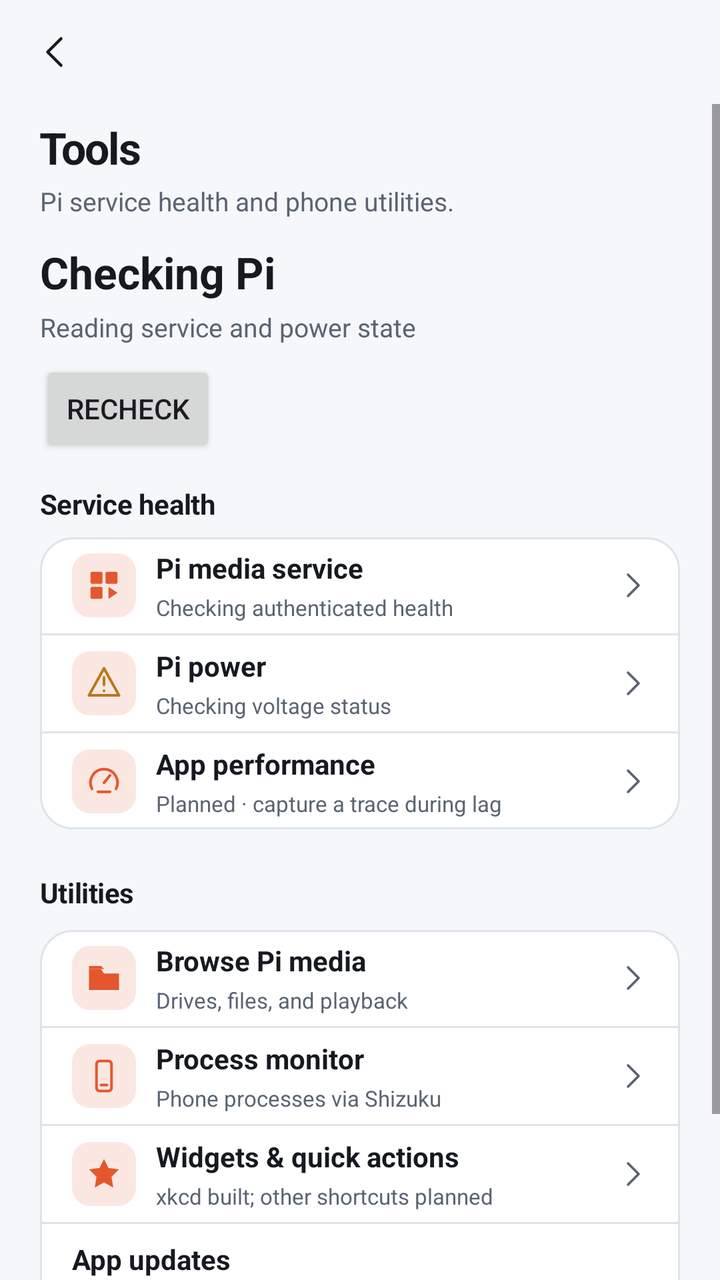
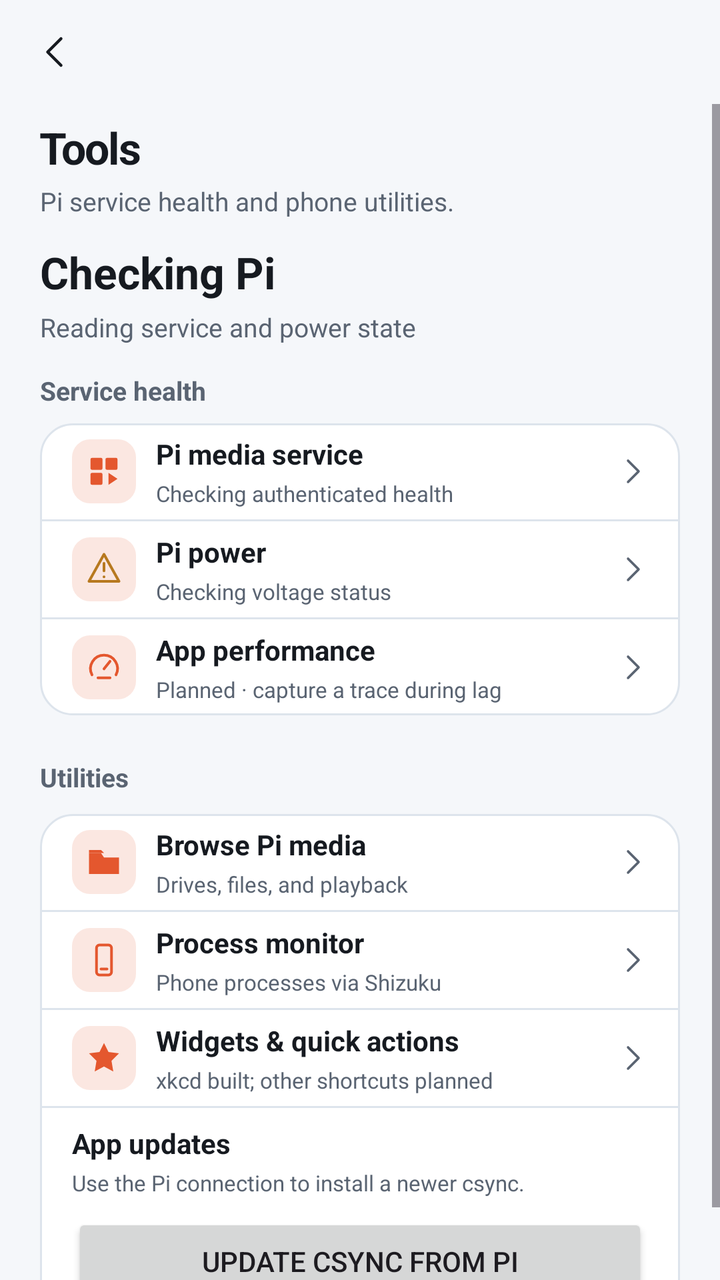

Compare the two renders of this Android layout. The source of the first and the diff that turns it into the second are given below.
<!-- AndroidManifest.xml: application theme Theme.Csync -->
<!-- res/layout/page_tools_v2.xml -->
<?xml version="1.0" encoding="utf-8"?>
<LinearLayout xmlns:android="http://schemas.android.com/apk/res/android"
    android:layout_width="match_parent" android:layout_height="match_parent"
    android:orientation="vertical" android:background="@color/bg">
    <include android:id="@+id/tools_back" layout="@layout/kit_page_top"/>
    <ScrollView android:id="@+id/tools_scroll" android:layout_width="match_parent" android:layout_height="0dp"
        android:layout_weight="1" android:fillViewport="true">
        <LinearLayout android:id="@+id/tools_main" android:layout_width="match_parent" android:layout_height="wrap_content"
            android:orientation="vertical" android:paddingStart="@dimen/kit_gutter" android:paddingEnd="@dimen/kit_gutter"
            android:paddingTop="6dp" android:paddingBottom="16dp">
            <TextView android:id="@+id/tools_title" android:layout_width="match_parent" android:layout_height="wrap_content"
                android:layout_marginTop="4dp" android:text="Tools"
                style="@style/Kit.Text.PageTitle" android:textColor="@color/text"/>
            <TextView android:id="@+id/tools_subtitle" android:layout_width="match_parent" android:layout_height="wrap_content"
                android:layout_marginTop="4dp" android:layout_marginBottom="12dp"
                android:text="Pi service health and phone utilities."
                android:textSize="13sp" android:textColor="@color/dim"/>
            <LinearLayout android:id="@+id/tools_health" android:layout_width="match_parent" android:layout_height="wrap_content"
                android:orientation="vertical">
                <TextView android:id="@+id/tools_health_headline" android:layout_width="match_parent"
                    android:layout_height="wrap_content"
                    android:text="Checking Pi" android:textSize="22sp" android:textStyle="bold"
                    android:textColor="@color/text"/>
                <TextView android:id="@+id/tools_health_detail" android:layout_width="match_parent"
                    android:layout_height="wrap_content" android:layout_marginTop="4dp"
                    android:text="Reading service and power state" android:textSize="13sp"
                    android:textColor="@color/dim"/>
                <Button android:id="@+id/tools_recheck" android:layout_width="wrap_content"
                    android:layout_height="48dp" android:layout_marginTop="8dp"
                    android:text="Recheck"/>
            </LinearLayout>
            <TextView android:id="@+id/tools_service_heading" android:layout_width="match_parent" android:layout_height="wrap_content"
                android:layout_marginTop="16dp" android:layout_marginBottom="8dp"
                android:text="Service health" style="@style/Kit.Text.Section"/>
            <LinearLayout android:id="@+id/tools_service_rows" android:layout_width="match_parent" android:layout_height="wrap_content"
                android:orientation="vertical" android:background="@drawable/card_bg">
                <LinearLayout android:id="@+id/tools_media_health_row" style="@style/CsyncMoreNavRow">
                    <ImageView style="@style/CsyncMoreIcon" android:src="@drawable/csi_media"/>
                    <LinearLayout style="@style/CsyncMoreText">
                        <TextView style="@style/CsyncMoreTitle" android:text="Pi media service"/>
                        <TextView android:id="@+id/tools_media_status" style="@style/CsyncMoreSub"
                            android:text="Checking authenticated health"/>
                    </LinearLayout>
                    <ImageView style="@style/CsyncMoreChevron"/>
                </LinearLayout>
                <View android:layout_width="match_parent" android:layout_height="1dp"
                    android:background="@color/border"/>
                <LinearLayout android:id="@+id/tools_power_health_row" style="@style/CsyncMoreNavRow">
                    <ImageView android:id="@+id/tools_power_icon" style="@style/CsyncMoreIcon"
                        android:src="@drawable/csi_alert" android:tint="@color/warn"/>
                    <LinearLayout style="@style/CsyncMoreText">
                        <TextView style="@style/CsyncMoreTitle" android:text="Pi power"/>
                        <TextView android:id="@+id/tools_power_status" style="@style/CsyncMoreSub"
                            android:text="Checking voltage status"/>
                    </LinearLayout>
                    <ImageView style="@style/CsyncMoreChevron"/>
                </LinearLayout>
                <View android:layout_width="match_parent" android:layout_height="1dp"
                    android:background="@color/border"/>
                <LinearLayout android:id="@+id/tools_performance_row" style="@style/CsyncMoreNavRow">
                    <ImageView style="@style/CsyncMoreIcon" android:src="@drawable/csi_speed"/>
                    <LinearLayout style="@style/CsyncMoreText">
                        <TextView style="@style/CsyncMoreTitle" android:text="App performance"/>
                        <TextView style="@style/CsyncMoreSub"
                            android:text="Planned · capture a trace during lag"/>
                    </LinearLayout>
                    <ImageView style="@style/CsyncMoreChevron"/>
                </LinearLayout>
            </LinearLayout>
            <TextView android:id="@+id/tools_utility_heading" android:layout_width="match_parent" android:layout_height="wrap_content"
                android:layout_marginTop="24dp" android:layout_marginBottom="10dp"
                android:text="Utilities" style="@style/Kit.Text.Section"/>
            <LinearLayout android:id="@+id/tools_utility_rows" android:layout_width="match_parent" android:layout_height="wrap_content"
                android:orientation="vertical" android:background="@drawable/card_bg">
                <LinearLayout android:id="@+id/tools_media" style="@style/CsyncMoreNavRow">
                    <ImageView style="@style/CsyncMoreIcon" android:src="@drawable/csi_files"/>
                    <LinearLayout style="@style/CsyncMoreText">
                        <TextView style="@style/CsyncMoreTitle" android:text="Browse Pi media"/>
                        <TextView style="@style/CsyncMoreSub" android:text="Drives, files, and playback"/>
                    </LinearLayout>
                    <ImageView style="@style/CsyncMoreChevron"/>
                </LinearLayout>
                <View android:layout_width="match_parent" android:layout_height="1dp"
                    android:background="@color/border"/>
                <LinearLayout android:id="@+id/tools_process_route" style="@style/CsyncMoreNavRow">
                    <ImageView style="@style/CsyncMoreIcon" android:src="@drawable/csi_device"/>
                    <LinearLayout style="@style/CsyncMoreText">
                        <TextView style="@style/CsyncMoreTitle" android:text="Process monitor"/>
                        <TextView style="@style/CsyncMoreSub" android:text="Phone processes via Shizuku"/>
                    </LinearLayout>
                    <ImageView style="@style/CsyncMoreChevron"/>
                </LinearLayout>
                <View android:layout_width="match_parent" android:layout_height="1dp"
                    android:background="@color/border"/>
                <LinearLayout android:id="@+id/tools_widgets_route" style="@style/CsyncMoreNavRow">
                    <ImageView style="@style/CsyncMoreIcon" android:src="@drawable/csi_launcher"/>
                    <LinearLayout style="@style/CsyncMoreText">
                        <TextView style="@style/CsyncMoreTitle" android:text="Widgets &amp; quick actions"/>
                        <TextView style="@style/CsyncMoreSub" android:text="xkcd built; other shortcuts planned"/>
                    </LinearLayout>
                    <ImageView style="@style/CsyncMoreChevron"/>
                </LinearLayout>
                <View android:layout_width="match_parent" android:layout_height="1dp"
                    android:background="@color/border"/>
                <LinearLayout style="@style/CsyncMoreRow">
                    <TextView style="@style/CsyncMoreTitle" android:text="App updates"/>
                    <TextView android:id="@+id/tools_update_status" style="@style/CsyncMoreSub"
                        android:text="Use the Pi connection to install a newer csync."/>
                    <Button android:id="@+id/tools_update" android:layout_width="match_parent"
                        android:layout_height="48dp" android:layout_marginTop="8dp"
                        android:text="Update csync from Pi"/>
                </LinearLayout>
            </LinearLayout>
            <LinearLayout android:id="@+id/tools_widget_section" android:visibility="gone"
                android:layout_width="match_parent" android:layout_height="wrap_content"
                android:layout_marginTop="14dp" android:orientation="vertical">
                <TextView android:layout_width="match_parent" android:layout_height="wrap_content"
                    android:text="Current" style="@style/Kit.Text.Section"/>
                <LinearLayout android:id="@+id/tools_widget_xkcd" style="@style/CsyncMoreNavRow" android:layout_marginTop="8dp"
                    android:background="@drawable/card_bg">
                    <ImageView style="@style/CsyncMoreIcon" android:src="@drawable/csi_image"/>
                    <LinearLayout style="@style/CsyncMoreText">
                        <TextView style="@style/CsyncMoreTitle" android:text="xkcd widget"/>
                        <TextView style="@style/CsyncMoreSub" android:text="Companion widget on the launcher"/>
                    </LinearLayout>
                    <TextView android:layout_width="wrap_content" android:layout_height="wrap_content"
                        android:text="Built" android:textSize="12sp" android:textColor="@color/dim"/>
                    <ImageView style="@style/CsyncMoreChevron" android:layout_marginStart="6dp"/>
                </LinearLayout>
                <TextView android:layout_width="match_parent" android:layout_height="wrap_content"
                    android:layout_marginTop="20dp" android:text="Ideas to test"
                    style="@style/Kit.Text.Section"/>
                <LinearLayout android:layout_width="match_parent" android:layout_height="wrap_content"
                    android:layout_marginTop="8dp" android:orientation="vertical" android:background="@drawable/card_bg">
                    <LinearLayout android:id="@+id/tools_widget_media" style="@style/CsyncMoreNavRow">
                        <ImageView style="@style/CsyncMoreIcon" android:src="@drawable/csi_play"/>
                        <LinearLayout style="@style/CsyncMoreText">
                            <TextView style="@style/CsyncMoreTitle" android:text="Media remote widget"/>
                            <TextView style="@style/CsyncMoreSub" android:text="Play, pause, stop"/>
                        </LinearLayout>
                        <TextView android:layout_width="wrap_content" android:layout_height="wrap_content"
                            android:text="Planned" android:textSize="12sp" android:textColor="@color/dim"/>
                        <ImageView style="@style/CsyncMoreChevron" android:layout_marginStart="6dp"/>
                    </LinearLayout>
                    <View android:layout_width="match_parent" android:layout_height="1dp" android:background="@color/border"/>
                    <LinearLayout android:id="@+id/tools_widget_quick" style="@style/CsyncMoreNavRow">
                        <ImageView style="@style/CsyncMoreIcon" android:src="@drawable/csi_sliders"/>
                        <LinearLayout style="@style/CsyncMoreText">
                            <TextView style="@style/CsyncMoreTitle" android:text="Quick Settings actions"/>
                            <TextView style="@style/CsyncMoreSub" android:text="Camera or Share"/>
                        </LinearLayout>
                        <TextView android:layout_width="wrap_content" android:layout_height="wrap_content"
                            android:text="Planned" android:textSize="12sp" android:textColor="@color/dim"/>
                        <ImageView style="@style/CsyncMoreChevron" android:layout_marginStart="6dp"/>
                    </LinearLayout>
                    <View android:layout_width="match_parent" android:layout_height="1dp" android:background="@color/border"/>
                    <LinearLayout android:id="@+id/tools_widget_shortcuts" style="@style/CsyncMoreNavRow">
                        <ImageView style="@style/CsyncMoreIcon" android:src="@drawable/csi_link"/>
                        <LinearLayout style="@style/CsyncMoreText">
                            <TextView style="@style/CsyncMoreTitle" android:text="App shortcuts"/>
                            <TextView style="@style/CsyncMoreSub" android:text="Media, Share, Chat"/>
                        </LinearLayout>
                        <TextView android:layout_width="wrap_content" android:layout_height="wrap_content"
                            android:text="Planned" android:textSize="12sp" android:textColor="@color/dim"/>
                        <ImageView style="@style/CsyncMoreChevron" android:layout_marginStart="6dp"/>
                    </LinearLayout>
                </LinearLayout>
            </LinearLayout>
            <LinearLayout android:id="@+id/tools_process_section" android:visibility="gone"
                android:layout_width="match_parent" android:layout_height="wrap_content"
                android:layout_marginTop="14dp" android:orientation="vertical">
                <Button android:id="@+id/sys_refresh" android:layout_width="wrap_content"
                    android:layout_height="48dp" android:text="Refresh sample"/>
                <LinearLayout android:layout_width="match_parent" android:layout_height="wrap_content"
                    android:layout_marginTop="14dp" android:orientation="horizontal">
                    <LinearLayout style="@style/CsyncToolMetric">
                        <ImageView style="@style/CsyncToolMetricIcon" android:src="@drawable/csi_sliders"/>
                        <TextView style="@style/CsyncToolMetricValue" android:text="—"/>
                        <TextView style="@style/CsyncMoreSub" android:text="Available · live sample needed"/>
                    </LinearLayout>
                    <LinearLayout style="@style/CsyncToolMetric">
                        <ImageView style="@style/CsyncToolMetricIcon" android:src="@drawable/csi_sliders"/>
                        <TextView style="@style/CsyncToolMetricValue" android:text="—"/>
                        <TextView style="@style/CsyncMoreSub" android:text="CPU · live sample needed"/>
                    </LinearLayout>
                </LinearLayout>
                <LinearLayout android:layout_width="match_parent" android:layout_height="wrap_content"
                    android:layout_marginTop="8dp" android:orientation="horizontal">
                    <LinearLayout style="@style/CsyncToolMetric">
                        <ImageView style="@style/CsyncToolMetricIcon" android:src="@drawable/csi_sliders"/>
                        <TextView style="@style/CsyncToolMetricValue" android:text="—"/>
                        <TextView style="@style/CsyncMoreSub" android:text="Thermal · live sample needed"/>
                    </LinearLayout>
                    <LinearLayout style="@style/CsyncToolMetric">
                        <ImageView style="@style/CsyncToolMetricIcon" android:src="@drawable/csi_sliders"/>
                        <TextView style="@style/CsyncToolMetricValue" android:text="—"/>
                        <TextView style="@style/CsyncMoreSub" android:text="Swap pressure · planned"/>
                    </LinearLayout>
                </LinearLayout>
                <TextView android:layout_width="match_parent" android:layout_height="wrap_content"
                    android:layout_marginTop="20dp" android:text="Processes" style="@style/Kit.Text.Section"/>
                <TextView android:id="@+id/sys_status" android:layout_width="match_parent"
                    android:layout_height="wrap_content" android:layout_marginTop="8dp"
                    android:padding="14dp" android:background="@drawable/card_bg"
                    android:text="Shizuku status pending" android:textSize="13sp" android:textColor="@color/dim"/>
                <ScrollView android:layout_width="match_parent" android:layout_height="wrap_content"
                    android:maxHeight="240dp">
                    <HorizontalScrollView android:layout_width="match_parent" android:layout_height="wrap_content">
                        <TextView android:id="@+id/sys_output" android:layout_width="wrap_content"
                            android:layout_height="wrap_content" android:fontFamily="monospace"
                            android:textSize="11sp" android:textColor="@color/text"/>
                    </HorizontalScrollView>
                </ScrollView>
                <TextView android:layout_width="match_parent" android:layout_height="wrap_content"
                    android:layout_marginTop="20dp" android:text="Traces"
                    style="@style/Kit.Text.Section"/>
                <TextView android:layout_width="match_parent" android:layout_height="wrap_content"
                    android:layout_marginTop="8dp" android:padding="14dp"
                    android:background="@drawable/card_bg" android:text="Capture a trace during lag · Planned"
                    android:textSize="13sp" android:textColor="@color/text"/>
                <TextView android:layout_width="match_parent" android:layout_height="wrap_content"
                    android:layout_marginTop="8dp" android:padding="14dp"
                    android:background="@drawable/card_bg" android:text="Safe Pi process actions · Planned"
                    android:textSize="13sp" android:textColor="@color/text"/>
            </LinearLayout>
        </LinearLayout>
    </ScrollView>
</LinearLayout>
<!-- res/layout/kit_page_top.xml (included above) -->
<?xml version="1.0" encoding="utf-8"?>
<LinearLayout xmlns:android="http://schemas.android.com/apk/res/android"
    xmlns:app="http://schemas.android.com/apk/res-auto"
    android:id="@+id/kit_top"
    android:layout_width="match_parent" android:layout_height="@dimen/kit_top_height"
    android:orientation="horizontal" android:gravity="center_vertical"
    android:paddingStart="4dp" android:paddingEnd="4dp" android:background="@color/bg">
    <ImageView android:id="@+id/kit_back"
        android:layout_width="48dp" android:layout_height="48dp" android:padding="14dp"
        android:src="@drawable/csi_back" app:tint="@color/text"
        android:contentDescription="Back"
        android:background="?attr/selectableItemBackgroundBorderless"/>
    <HorizontalScrollView android:id="@+id/kit_crumbs_scroll"
        android:layout_width="0dp" android:layout_weight="1" android:layout_height="match_parent"
        android:scrollbars="none" android:overScrollMode="never">
        <LinearLayout android:id="@+id/kit_crumbs"
            android:layout_width="wrap_content" android:layout_height="match_parent"
            android:orientation="horizontal" android:gravity="center_vertical"/>
    </HorizontalScrollView>
    <LinearLayout android:id="@+id/kit_actions"
        android:layout_width="wrap_content" android:layout_height="match_parent"
        android:orientation="horizontal" android:gravity="center_vertical"/>
</LinearLayout>
<!-- resources referenced by this layout -->
<resources>
  <color name="bg">#F5F7FA</color>
  <color name="border">#DDE4EC</color>
  <color name="dim">#5A6472</color>
  <color name="text">#161A20</color>
  <color name="warn">#B7791F</color>
  <dimen name="kit_gutter">20dp</dimen>
  <dimen name="kit_top_height">52dp</dimen>
  <!-- drawable card_bg (drawable) -->
  <?xml version="1.0" encoding="utf-8"?>
  <shape xmlns:android="http://schemas.android.com/apk/res/android" android:shape="rectangle">
      <solid android:color="@color/surface"/>
      <corners android:radius="16dp"/>
      <stroke android:width="1dp" android:color="@color/border"/>
  </shape>
  <style name="CsyncMoreChevron">
          <item name="android:layout_width">16dp</item>
          <item name="android:layout_height">16dp</item>
          <item name="android:src">@drawable/csi_forward</item>
          <item name="android:tint">@color/dim</item>
          <item name="android:importantForAccessibility">no</item>
      </style>
  <style name="CsyncMoreNavRow" parent="CsyncMoreRow">
          <item name="android:orientation">horizontal</item>
          <item name="android:minHeight">48dp</item>
          <item name="android:paddingTop">5dp</item>
          <item name="android:paddingBottom">5dp</item>
      </style>
  <style name="CsyncMoreSub">
          <item name="android:layout_width">match_parent</item>
          <item name="android:layout_height">wrap_content</item>
          <item name="android:layout_marginTop">3dp</item>
          <item name="android:textSize">11sp</item>
          <item name="android:textColor">@color/dim</item>
      </style>
  <style name="CsyncMoreText">
          <item name="android:layout_width">0dp</item>
          <item name="android:layout_weight">1</item>
          <item name="android:layout_height">wrap_content</item>
          <item name="android:orientation">vertical</item>
      </style>
  <style name="CsyncMoreTitle">
          <item name="android:layout_width">match_parent</item>
          <item name="android:layout_height">wrap_content</item>
          <item name="android:textSize">14sp</item>
          <item name="android:textStyle">bold</item>
          <item name="android:textColor">@color/text</item>
      </style>
  <style name="CsyncToolMetricIcon">
          <item name="android:layout_width">18dp</item>
          <item name="android:layout_height">18dp</item>
          <item name="android:layout_marginBottom">8dp</item>
          <item name="android:tint">@color/coral</item>
          <item name="android:importantForAccessibility">no</item>
      </style>
  <style name="CsyncToolMetricValue">
          <item name="android:layout_width">match_parent</item>
          <item name="android:layout_height">wrap_content</item>
          <item name="android:textSize">21sp</item>
          <item name="android:textStyle">bold</item>
          <item name="android:textColor">@color/text</item>
      </style>
  <style name="Kit.Text.PageTitle">
          <item name="android:textSize">22sp</item>
          <item name="android:textStyle">bold</item>
          <item name="android:letterSpacing">-0.03</item>
      </style>
  <style name="Kit.Text.Section">
          <item name="android:textSize">14sp</item>
          <item name="android:textStyle">bold</item>
          <item name="android:textColor">@color/text</item>
          <item name="android:letterSpacing">-0.01</item>
          <item name="android:textAllCaps">false</item>
      </style>
  <color name="surface">#FFFFFF</color>
  <dimen name="kit_tile">32dp</dimen>
  <dimen name="kit_row_gap">10dp</dimen>
  <!-- drawable kit_tile_bg (drawable) -->
  <?xml version="1.0" encoding="utf-8"?>
  <shape xmlns:android="http://schemas.android.com/apk/res/android" android:shape="rectangle">
      <solid android:color="@color/kit_accent_soft"/>
      <corners android:radius="9dp"/>
  </shape>
  <color name="coral">#E4572E</color>
  <color name="onAccent">#FFFFFF</color>
  <color name="splash_bg">#0F1216</color>
  <!-- unchanged entries left out for length: 17 -->
</resources>

<!-- the commit's change to res/layout/page_tools_v2.xml (unified diff, before → after) -->
@@ -25,9 +25,6 @@
                     android:layout_height="wrap_content" android:layout_marginTop="4dp"
                     android:text="Reading service and power state" android:textSize="13sp"
                     android:textColor="@color/dim"/>
-                <Button android:id="@+id/tools_recheck" android:layout_width="wrap_content"
-                    android:layout_height="48dp" android:layout_marginTop="8dp"
-                    android:text="Recheck"/>
             </LinearLayout>
             <TextView android:id="@+id/tools_service_heading" android:layout_width="match_parent" android:layout_height="wrap_content"
                 android:layout_marginTop="16dp" android:layout_marginBottom="8dp"
<!-- resource entries referenced after the edit -->
@@ -67,10 +67,9 @@
           <item name="android:letterSpacing">-0.03</item>
       </style>
   <style name="Kit.Text.Section">
-          <item name="android:textSize">14sp</item>
+          <item name="android:textSize">13sp</item>
           <item name="android:textStyle">bold</item>
-          <item name="android:textColor">@color/text</item>
-          <item name="android:letterSpacing">-0.01</item>
+          <item name="android:textColor">@color/dim</item>
           <item name="android:textAllCaps">false</item>
       </style>
   <color name="surface">#FFFFFF</color>
